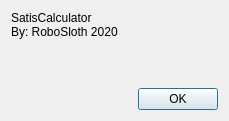
This is src/aboutdialog.ui in nvenditto/satiscalculator as Qt 5 draws it before an edit. The edited form follows.
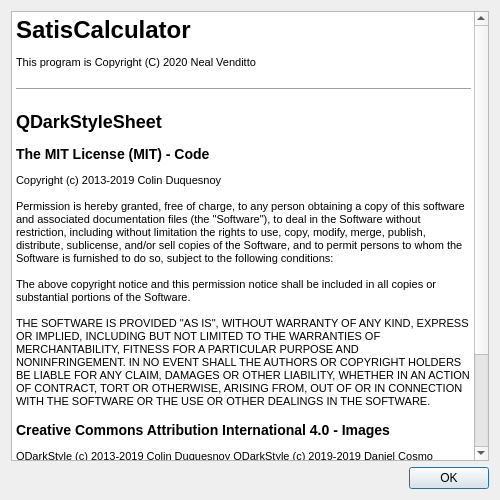
This is the edited form.

```diff
--- a/src/aboutdialog.ui
+++ b/src/aboutdialog.ui
@@ -6,8 +6,8 @@
    <rect>
     <x>0</x>
     <y>0</y>
-    <width>229</width>
-    <height>121</height>
+    <width>500</width>
+    <height>500</height>
    </rect>
   </property>
   <property name="windowTitle">
@@ -15,26 +15,26 @@
   </property>
   <layout class="QVBoxLayout" name="verticalLayout">
    <item>
-    <widget class="QLabel" name="aboutLabel">
-     <property name="text">
-      <string>SatisCalculator
-By: RoboSloth 2020</string>
+    <widget class="QTextEdit" name="aboutTextEdit">
+     <property name="readOnly">
+      <bool>true</bool>
+     </property>
+     <property name="html">
+      <string>&lt;!DOCTYPE HTML PUBLIC &quot;-//W3C//DTD HTML 4.0//EN&quot; &quot;http://www.w3.org/TR/REC-html40/strict.dtd&quot;&gt;
+&lt;html&gt;&lt;head&gt;&lt;meta name=&quot;qrichtext&quot; content=&quot;1&quot; /&gt;&lt;style type=&quot;text/css&quot;&gt;
+p, li { white-space: pre-wrap; }
+&lt;/style&gt;&lt;/head&gt;&lt;body style=&quot; font-family:'MS Shell Dlg 2'; font-size:8pt; font-weight:400; font-style:normal;&quot;&gt;
+&lt;h1 style=&quot; margin-top:18px; margin-bottom:12px; margin-left:0px; margin-right:0px; -qt-block-indent:0; text-indent:0px;&quot;&gt;&lt;span style=&quot; font-family:'MS Shell Dlg 2'; font-size:xx-large; font-weight:600;&quot;&gt;SatisCalculator&lt;/span&gt;&lt;/h1&gt;
+&lt;p style=&quot; margin-top:12px; margin-bottom:12px; margin-left:0px; margin-right:0px; -qt-block-indent:0; text-indent:0px;&quot;&gt;&lt;span style=&quot; font-family:'MS Shell Dlg 2';&quot;&gt;This program is Copyright (C) 2020 Neal Venditto&lt;/span&gt;&lt;/p&gt;
+&lt;hr /&gt;
+&lt;h2 style=&quot; margin-top:16px; margin-bottom:12px; margin-left:0px; margin-right:0px; -qt-block-indent:0; text-indent:0px;&quot;&gt;&lt;span style=&quot; font-family:'MS Shell Dlg 2'; font-size:x-large; font-weight:600;&quot;&gt;QDarkStyleSheet&lt;/span&gt;&lt;/h2&gt;
+&lt;h3 style=&quot; margin-top:14px; margin-bottom:12px; margin-left:0px; margin-right:0px; -qt-block-indent:0; text-indent:0px;&quot;&gt;&lt;span style=&quot; font-family:'MS Shell Dlg 2'; font-size:large; font-weight:600;&quot;&gt;The MIT License (MIT) - Code&lt;/span&gt;&lt;/h3&gt;
+&lt;p style=&quot; margin-top:12px; margin-bottom:12px; margin-left:0px; margin-right:0px; -qt-block-indent:0; text-indent:0px;&quot;&gt;&lt;span style=&quot; font-family:'MS Shell Dlg 2';&quot;&gt;Copyright (c) 2013-2019 Colin Duquesnoy&lt;br /&gt;&lt;br /&gt;Permission is hereby granted, free of charge, to any person obtaining a copy of this software and associated documentation files (the &amp;quot;Software&amp;quot;), to deal in the Software without restriction, including without limitation the rights to use, copy, modify, merge, publish, distribute, sublicense, and/or sell copies of the Software, and to permit persons to whom the Software is furnished to do so, subject to the following conditions:&lt;br /&gt;&lt;br /&gt;The above copyright notice and this permission notice shall be included in all copies or substantial portions of the Software.&lt;br /&gt;&lt;br /&gt;THE SOFTWARE IS PROVIDED &amp;quot;AS IS&amp;quot;, WITHOUT WARRANTY OF ANY KIND, EXPRESS OR IMPLIED, INCLUDING BUT NOT LIMITED TO THE WARRANTIES OF MERCHANTABILITY, FITNESS FOR A PARTICULAR PURPOSE AND NONINFRINGEMENT. IN NO EVENT SHALL THE AUTHORS OR COPYRIGHT HOLDERS BE LIABLE FOR ANY CLAIM, DAMAGES OR OTHER LIABILITY, WHETHER IN AN ACTION OF CONTRACT, TORT OR OTHERWISE, ARISING FROM, OUT OF OR IN CONNECTION WITH THE SOFTWARE OR THE USE OR OTHER DEALINGS IN THE SOFTWARE.&lt;/span&gt;&lt;/p&gt;
+&lt;h3 style=&quot; margin-top:14px; margin-bottom:12px; margin-left:0px; margin-right:0px; -qt-block-indent:0; text-indent:0px;&quot;&gt;&lt;span style=&quot; font-family:'MS Shell Dlg 2'; font-size:large; font-weight:600;&quot;&gt;Creative Commons Attribution International 4.0 - Images&lt;/span&gt;&lt;/h3&gt;
+&lt;p style=&quot; margin-top:12px; margin-bottom:12px; margin-left:0px; margin-right:0px; -qt-block-indent:0; text-indent:0px;&quot;&gt;&lt;span style=&quot; font-family:'MS Shell Dlg 2';&quot;&gt;QDarkStyle (c) 2013-2019 Colin Duquesnoy QDarkStyle (c) 2019-2019 Daniel Cosmo Pizetta&lt;br /&gt;&lt;br /&gt;Creative Commons Corporation (“Creative Commons”) is not a law firm and does not provide legal services or legal advice. Distribution of Creative Commons public licenses does not create a lawyer-client or other relationship. Creative Commons makes its licenses and related information available on an “as-is” basis. Creative Commons gives no warranties regarding its licenses, any material licensed under their terms and conditions, or any related information. Creative Commons disclaims all liability for damages resulting from their use to the fullest extent possible.&lt;/span&gt;&lt;/p&gt;&lt;/body&gt;&lt;/html&gt;</string>
      </property>
     </widget>
    </item>
-   <item>
-    <spacer name="verticalSpacer">
-     <property name="orientation">
-      <enum>Qt::Vertical</enum>
-     </property>
-     <property name="sizeHint" stdset="0">
-      <size>
-       <width>20</width>
-       <height>40</height>
-      </size>
-     </property>
-    </spacer>
-   </item>
    <item>
     <layout class="QHBoxLayout" name="horizontalLayout">
      <item>
```
